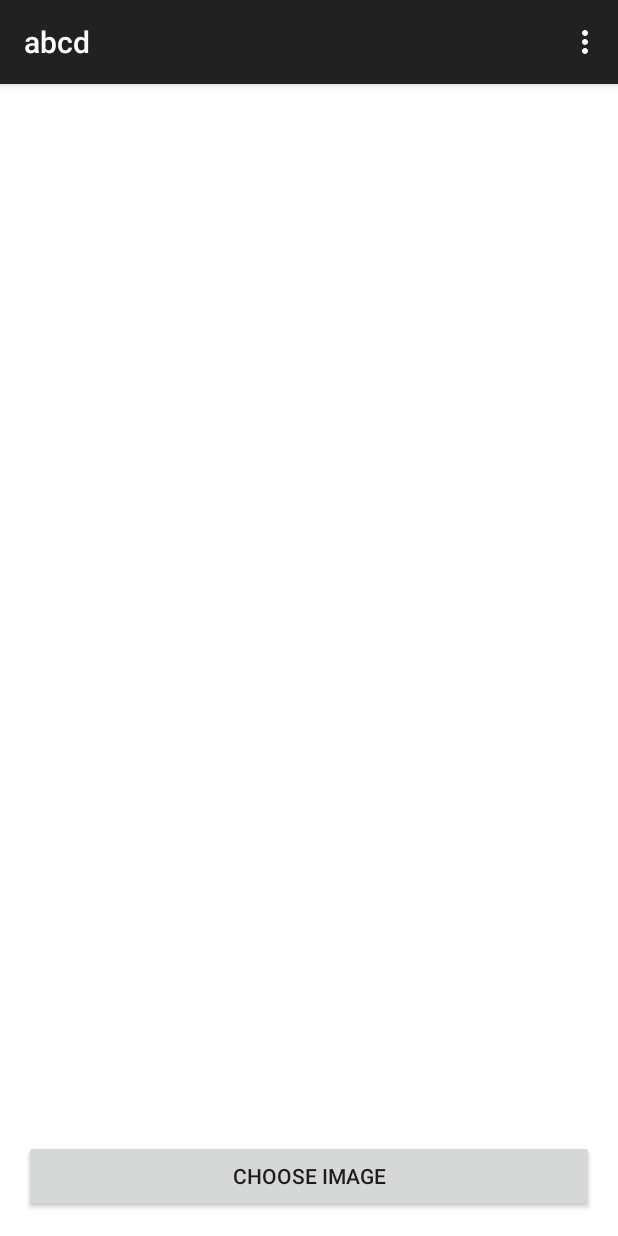
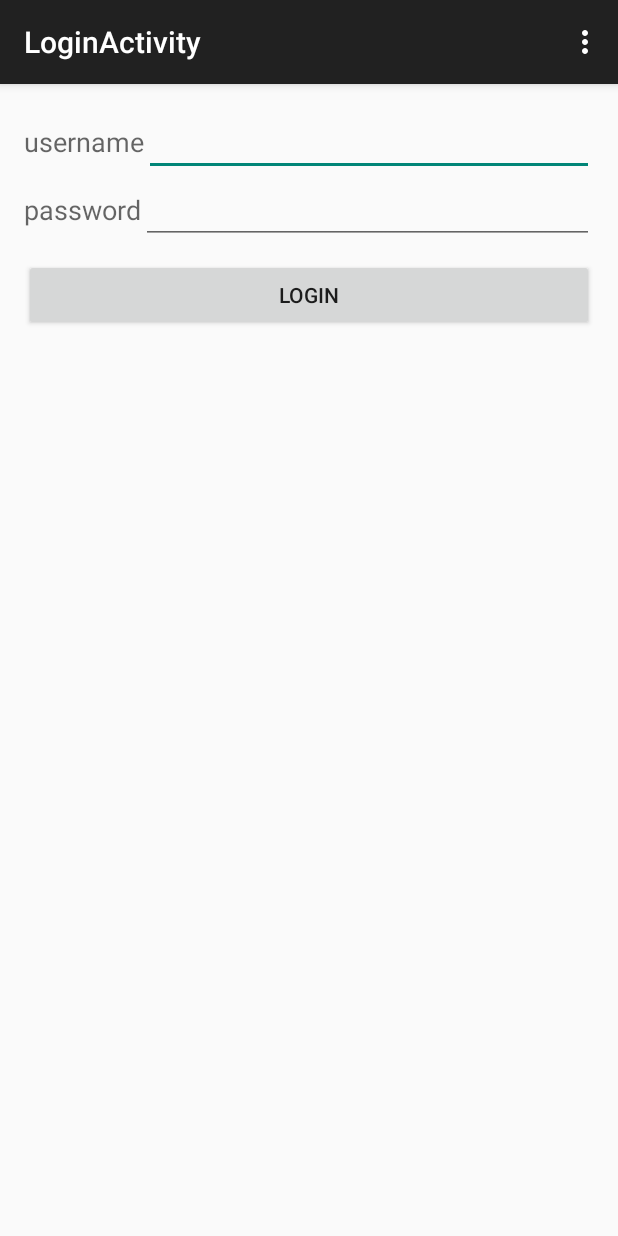
Before and after one commit to agaurav77/abcd, an Android app: the screen it shows after launch (ReportActivity before the commit, LoginActivity after it), on a phone screen of 412 x 824 dp. Run offline under Robolectric (Android 15) with nearby library versions, the phone set to English and light mode, and no system bars.

Commit message:
login working

```diff
--- a/app/build.gradle
+++ b/app/build.gradle
@@ -3,7 +3,6 @@ apply plugin: 'com.android.application'
 android {
     compileSdkVersion 23
     buildToolsVersion "23.0.2"
-
     defaultConfig {
         applicationId "hackathon15.abcd"
         minSdkVersion 16
--- /dev/null
+++ b/app/src/main/res/layout/activity_login.xml
@@ -0,0 +1,60 @@
+<LinearLayout xmlns:android="http://schemas.android.com/apk/res/android"
+    xmlns:tools="http://schemas.android.com/tools" android:layout_width="match_parent"
+    android:layout_height="match_parent" android:paddingLeft="@dimen/activity_horizontal_margin"
+    android:paddingRight="@dimen/activity_horizontal_margin"
+    android:paddingTop="@dimen/activity_vertical_margin"
+    android:paddingBottom="@dimen/activity_vertical_margin"
+    tools:context="hackathon15.abcd.LoginActivity"
+    android:orientation="vertical">
+
+    <TableRow
+        android:layout_width="match_parent"
+        android:layout_height="wrap_content"
+        android:orientation="horizontal">
+        <TextView
+            android:layout_width="wrap_content"
+            android:layout_height="wrap_content"
+            android:textAppearance="?android:attr/textAppearanceMedium"
+            android:text="@string/text_username"
+            android:id="@+id/label_username" />
+
+        <EditText
+            android:layout_width="wrap_content"
+            android:layout_height="wrap_content"
+            android:id="@+id/username"
+            android:layout_weight="1" />
+    </TableRow>
+
+    <TableRow
+        android:layout_width="match_parent"
+        android:layout_height="wrap_content"
+        android:orientation="horizontal" >
+
+        <TextView
+            android:layout_width="wrap_content"
+            android:layout_height="wrap_content"
+            android:textAppearance="?android:attr/textAppearanceMedium"
+            android:text="@string/text_password"
+            android:id="@+id/label_password" />
+
+        <EditText
+            android:layout_width="wrap_content"
+            android:layout_height="wrap_content"
+            android:id="@+id/password"
+            android:inputType="textPassword"
+            android:layout_weight="1" />
+    </TableRow>
+
+    <TableRow android:layout_width="match_parent"
+        android:layout_height="match_parent">
+
+        <Button
+            android:layout_marginTop="10dp"
+            android:layout_width="match_parent"
+            android:layout_height="wrap_content"
+            android:text="@string/login_text"
+            android:id="@+id/login_button"
+            android:onClick="attemptLogin"/>
+    </TableRow>
+
+</LinearLayout>
--- /dev/null
+++ b/app/src/main/res/menu/menu_login.xml
@@ -0,0 +1,6 @@
+<menu xmlns:android="http://schemas.android.com/apk/res/android"
+    xmlns:app="http://schemas.android.com/apk/res-auto"
+    xmlns:tools="http://schemas.android.com/tools" tools:context="hackathon15.abcd.LoginActivity">
+    <item android:id="@+id/action_settings" android:title="@string/action_settings"
+        android:orderInCategory="100" app:showAsAction="never" />
+</menu>
--- a/app/src/main/res/values/strings.xml
+++ b/app/src/main/res/values/strings.xml
@@ -5,4 +5,8 @@
     <string name="action_settings">Settings</string>
     <string name="text_choose_image">Choose Image</string>
     <string name="imageview_chosen_description">Garbage report image.</string>
+    <string name="title_activity_login">LoginActivity</string>
+    <string name="text_username">username</string>
+    <string name="text_password">password</string>
+    <string name="login_text">Login</string>
 </resources>
--- a/build.gradle
+++ b/build.gradle
@@ -1,4 +1,5 @@
 // Top-level build file where you can add configuration options common to all sub-projects/modules.
+
 
 buildscript {
     repositories {
```
Also changed, not shown: app/src/main/AndroidManifest.xml (+10 -2 lines), app/src/main/java/hackathon15/abcd/LoginActivity.java (added, +146 -0 lines).
